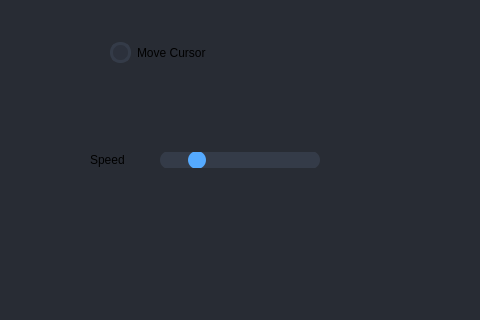
First picture: the form in ui/main.ui, repository Radu101199/CamControl-Controlul-Gestual-al-Dispozitivelor, before the edit; both pictures show x 440 to 920 and y 163 to 483 of the 1012 by 738 pixel window.
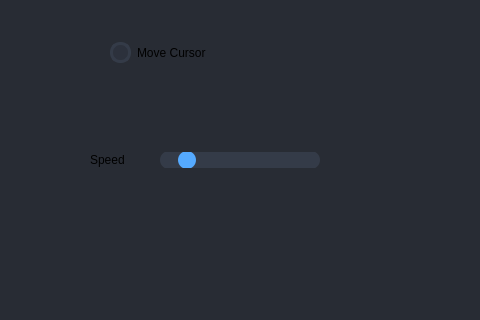
Second picture: the form after the edit. The open tabs and pages were chosen to show the change. Icons and pictures are not drawn.

What changed in the file:
```diff
--- a/ui/main.ui
+++ b/ui/main.ui
@@ -1243,11 +1243,17 @@
                       <height>16</height>
                      </rect>
                     </property>
+                    <property name="minimum">
+                     <number>4</number>
+                    </property>
                     <property name="maximum">
+                     <number>12</number>
+                    </property>
+                    <property name="value">
                      <number>5</number>
                     </property>
                     <property name="sliderPosition">
-                     <number>1</number>
+                     <number>5</number>
                     </property>
                     <property name="orientation">
                      <enum>Qt::Horizontal</enum>
```
Left out of the diff: 2 changed lines with no effect on the pictures.
